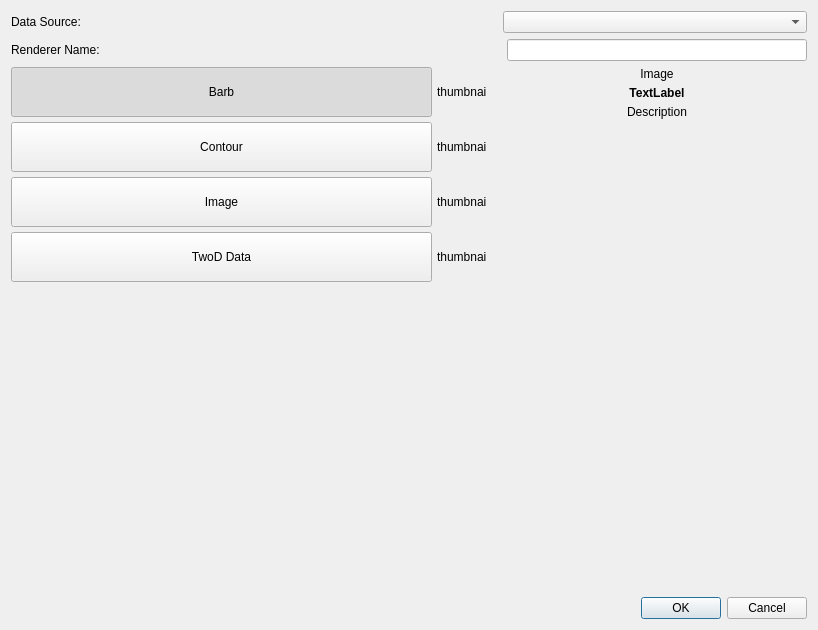
First picture: the form in apps/vaporgui/NewRendererDialog.ui, repository StasJ/vapor-formatted, before the edit.
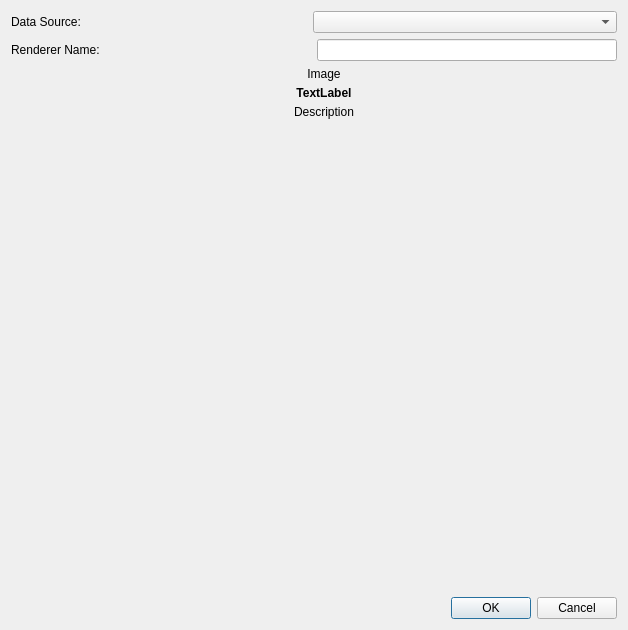
Second picture: the form after the edit.

Commit message: Updates to NewRendererDialog.  Also fixed RenderHolder.cpp/.h to adhere to coding convention

```diff
--- a/apps/vaporgui/NewRendererDialog.ui
+++ b/apps/vaporgui/NewRendererDialog.ui
@@ -6,7 +6,7 @@
    <rect>
     <x>0</x>
     <y>0</y>
-    <width>818</width>
+    <width>628</width>
     <height>630</height>
    </rect>
   </property>
@@ -106,154 +106,11 @@
       <number>20</number>
      </property>
      <item>
-      <layout class="QGridLayout" name="gridLayout" rowstretch="0,0,0,0,1" rowminimumheight="0,0,0,0,1">
-       <property name="spacing">
-        <number>5</number>
-       </property>
-       <item row="0" column="0">
-        <widget class="QPushButton" name="barbButton">
-         <property name="sizePolicy">
-          <sizepolicy hsizetype="Minimum" vsizetype="Expanding">
-           <horstretch>0</horstretch>
-           <verstretch>0</verstretch>
-          </sizepolicy>
-         </property>
-         <property name="text">
-          <string>Barb</string>
-         </property>
-         <property name="checkable">
-          <bool>true</bool>
-         </property>
-         <property name="checked">
-          <bool>true</bool>
-         </property>
-        </widget>
+      <layout class="QVBoxLayout" name="_buttonLayoutHolder">
+       <item>
+        <layout class="QGridLayout" name="buttonHolderGridLayout"/>
        </item>
-       <item row="3" column="0">
-        <widget class="QPushButton" name="twoDDataButton">
-         <property name="sizePolicy">
-          <sizepolicy hsizetype="Minimum" vsizetype="Expanding">
-           <horstretch>0</horstretch>
-           <verstretch>0</verstretch>
-          </sizepolicy>
-         </property>
-         <property name="text">
-          <string>TwoD Data</string>
-         </property>
-         <property name="checkable">
-          <bool>true</bool>
-         </property>
-        </widget>
-       </item>
-       <item row="2" column="0">
-        <widget class="QPushButton" name="imageButton">
-         <property name="sizePolicy">
-          <sizepolicy hsizetype="Minimum" vsizetype="Expanding">
-           <horstretch>0</horstretch>
-           <verstretch>0</verstretch>
-          </sizepolicy>
-         </property>
-         <property name="text">
-          <string>Image</string>
-         </property>
-         <property name="checkable">
-          <bool>true</bool>
-         </property>
-        </widget>
-       </item>
-       <item row="1" column="0">
-        <widget class="QPushButton" name="contourButton">
-         <property name="sizePolicy">
-          <sizepolicy hsizetype="Minimum" vsizetype="Expanding">
-           <horstretch>0</horstretch>
-           <verstretch>0</verstretch>
-          </sizepolicy>
-         </property>
-         <property name="text">
-          <string>Contour</string>
-         </property>
-         <property name="checkable">
-          <bool>true</bool>
-         </property>
-        </widget>
-       </item>
-       <item row="2" column="1">
-        <widget class="QLabel" name="imageLabel">
-         <property name="minimumSize">
-          <size>
-           <width>50</width>
-           <height>50</height>
-          </size>
-         </property>
-         <property name="maximumSize">
-          <size>
-           <width>50</width>
-           <height>50</height>
-          </size>
-         </property>
-         <property name="text">
-          <string>thumbnail</string>
-         </property>
-        </widget>
-       </item>
-       <item row="3" column="1">
-        <widget class="QLabel" name="twoDDataLabel">
-         <property name="minimumSize">
-          <size>
-           <width>50</width>
-           <height>50</height>
-          </size>
-         </property>
-         <property name="maximumSize">
-          <size>
-           <width>50</width>
-           <height>50</height>
-          </size>
-         </property>
-         <property name="text">
-          <string>thumbnail</string>
-         </property>
-        </widget>
-       </item>
-       <item row="1" column="1">
-        <widget class="QLabel" name="contourLabel">
-         <property name="minimumSize">
-          <size>
-           <width>50</width>
-           <height>50</height>
-          </size>
-         </property>
-         <property name="maximumSize">
-          <size>
-           <width>50</width>
-           <height>50</height>
-          </size>
-         </property>
-         <property name="text">
-          <string>thumbnail</string>
-         </property>
-        </widget>
-       </item>
-       <item row="0" column="1">
-        <widget class="QLabel" name="barbLabel">
-         <property name="minimumSize">
-          <size>
-           <width>50</width>
-           <height>50</height>
-          </size>
-         </property>
-         <property name="maximumSize">
-          <size>
-           <width>50</width>
-           <height>50</height>
-          </size>
-         </property>
-         <property name="text">
-          <string>thumbnail</string>
-         </property>
-        </widget>
-       </item>
-       <item row="4" column="0">
+       <item>
         <spacer name="verticalSpacer">
          <property name="orientation">
           <enum>Qt::Vertical</enum>
@@ -261,7 +118,7 @@
          <property name="sizeHint" stdset="0">
           <size>
            <width>20</width>
-           <height>0</height>
+           <height>40</height>
           </size>
          </property>
         </spacer>
```
Left out of the diff: 3 changed lines with no effect on the pictures. The commit also changes 2 other files.
